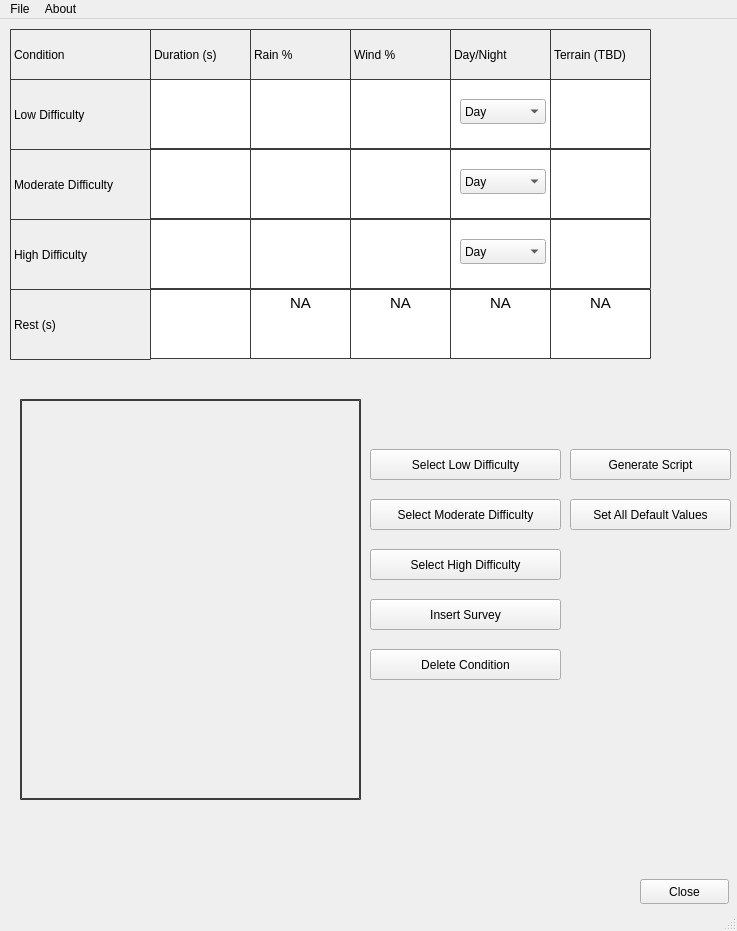
Before: the Qt Designer form matbwindow.ui in krishnachaitanya7/XPlane-MATB, drawn with Qt 5.
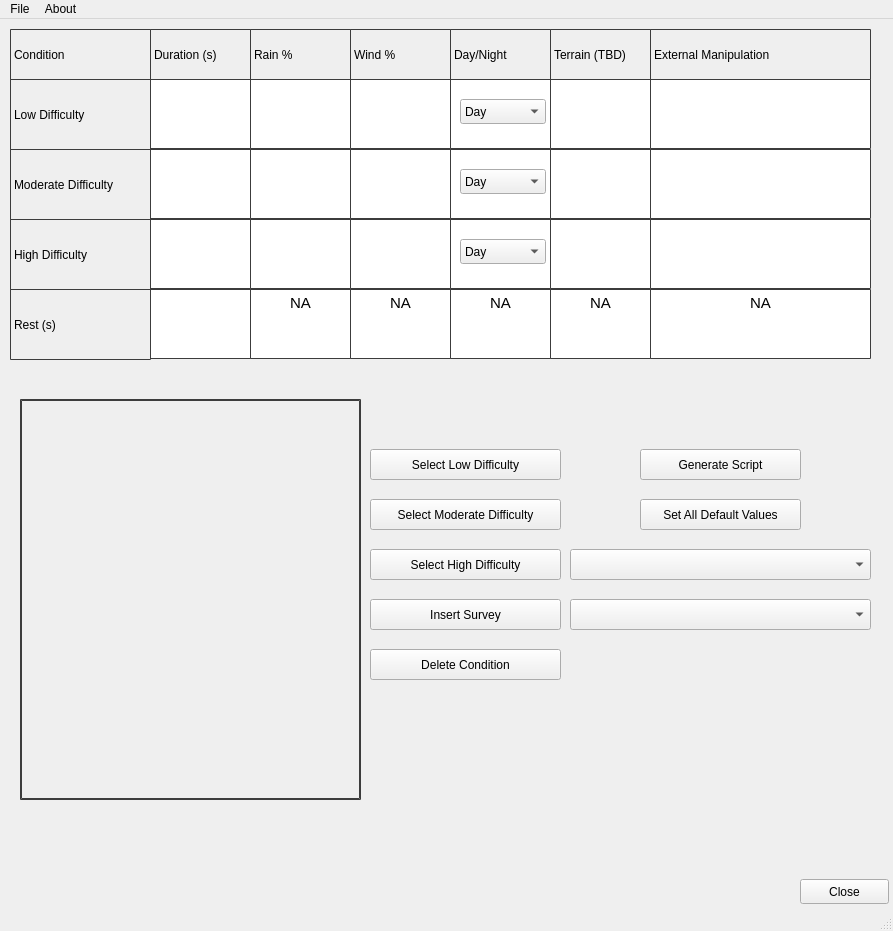
After: the same form once the commit is applied.

The edit to the form file:
```diff
--- a/matbwindow.ui
+++ b/matbwindow.ui
@@ -6,7 +6,7 @@
    <rect>
     <x>0</x>
     <y>0</y>
-    <width>737</width>
+    <width>893</width>
     <height>931</height>
    </rect>
   </property>
@@ -174,7 +174,7 @@
    <widget class="QPushButton" name="close_button">
     <property name="geometry">
      <rect>
-      <x>640</x>
+      <x>800</x>
       <y>860</y>
       <width>89</width>
       <height>25</height>
@@ -214,7 +214,7 @@
    <widget class="QPushButton" name="Gen_script">
     <property name="geometry">
      <rect>
-      <x>570</x>
+      <x>640</x>
       <y>430</y>
       <width>161</width>
       <height>31</height>
@@ -253,7 +253,7 @@
    <widget class="QPushButton" name="set_all_default">
     <property name="geometry">
      <rect>
-      <x>570</x>
+      <x>640</x>
       <y>480</y>
       <width>161</width>
       <height>31</height>
@@ -683,13 +683,113 @@
 border-radius: 1px;</string>
     </property>
    </widget>
+   <widget class="QTextEdit" name="external_mani_hd">
+    <property name="geometry">
+     <rect>
+      <x>650</x>
+      <y>200</y>
+      <width>221</width>
+      <height>70</height>
+     </rect>
+    </property>
+    <property name="styleSheet">
+     <string notr="true">border: 1px solid rgb(60, 60, 60);
+border-radius: 1px;</string>
+    </property>
+   </widget>
+   <widget class="QTextEdit" name="external_mani_md">
+    <property name="geometry">
+     <rect>
+      <x>650</x>
+      <y>130</y>
+      <width>221</width>
+      <height>70</height>
+     </rect>
+    </property>
+    <property name="styleSheet">
+     <string notr="true">border: 1px solid rgb(60, 60, 60);
+border-radius: 1px;</string>
+    </property>
+   </widget>
+   <widget class="QTextEdit" name="external_mani_ld">
+    <property name="geometry">
+     <rect>
+      <x>650</x>
+      <y>60</y>
+      <width>221</width>
+      <height>70</height>
+     </rect>
+    </property>
+    <property name="styleSheet">
+     <string notr="true">border: 1px solid rgb(60, 60, 60);
+border-radius: 1px;</string>
+    </property>
+   </widget>
+   <widget class="QTextEdit" name="textEdit_13">
+    <property name="geometry">
+     <rect>
+      <x>650</x>
+      <y>270</y>
+      <width>221</width>
+      <height>70</height>
+     </rect>
+    </property>
+    <property name="styleSheet">
+     <string notr="true">border: 1px solid rgb(60, 60, 60);
+border-radius: 1px;</string>
+    </property>
+    <property name="html">
+     <string>&lt;!DOCTYPE HTML PUBLIC &quot;-//W3C//DTD HTML 4.0//EN&quot; &quot;http://www.w3.org/TR/REC-html40/strict.dtd&quot;&gt;
+&lt;html&gt;&lt;head&gt;&lt;meta name=&quot;qrichtext&quot; content=&quot;1&quot; /&gt;&lt;style type=&quot;text/css&quot;&gt;
+p, li { white-space: pre-wrap; }
+&lt;/style&gt;&lt;/head&gt;&lt;body style=&quot; font-family:'Ubuntu'; font-size:11pt; font-weight:400; font-style:normal;&quot;&gt;
+&lt;p align=&quot;center&quot; style=&quot; margin-top:0px; margin-bottom:0px; margin-left:0px; margin-right:0px; -qt-block-indent:0; text-indent:0px;&quot;&gt;NA&lt;/p&gt;&lt;/body&gt;&lt;/html&gt;</string>
+    </property>
+   </widget>
+   <widget class="QLabel" name="label_11">
+    <property name="geometry">
+     <rect>
+      <x>650</x>
+      <y>10</y>
+      <width>221</width>
+      <height>51</height>
+     </rect>
+    </property>
+    <property name="styleSheet">
+     <string notr="true">border: 1px solid rgb(60, 60, 60);
+border-radius: 1px;</string>
+    </property>
+    <property name="text">
+     <string>External Manipulation</string>
+    </property>
+   </widget>
+   <widget class="QComboBox" name="departure_airport">
+    <property name="geometry">
+     <rect>
+      <x>570</x>
+      <y>530</y>
+      <width>301</width>
+      <height>31</height>
+     </rect>
+    </property>
+   </widget>
+   <widget class="QComboBox" name="arrival_airport">
+    <property name="geometry">
+     <rect>
+      <x>570</x>
+      <y>580</y>
+      <width>301</width>
+      <height>31</height>
+     </rect>
+    </property>
+   </widget>
   </widget>
   <widget class="QMenuBar" name="menuBar">
    <property name="geometry">
     <rect>
      <x>0</x>
      <y>0</y>
-     <width>737</width>
+     <width>893</width>
      <height>22</height>
     </rect>
    </property>
```
